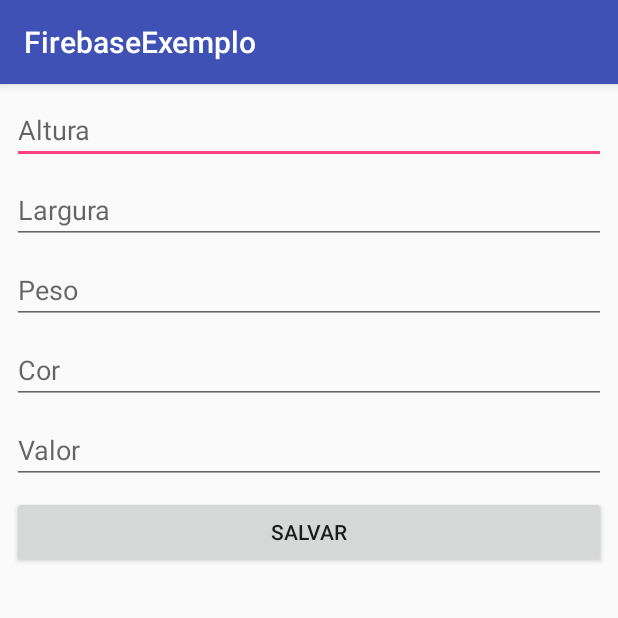
After one commit to muriloportugal/FirebaseExemplo, an Android app: the AddProduto screen opened directly, with no data from a screen before it, on a phone screen of 412 x 824 dp, the top half of it. The commit adds this screen. Run offline under Robolectric (Android 15) with nearby library versions, the phone set to English and light mode, and no system bars; our stand-ins replace Firebase (no records; nobody signed in at launch, a user with empty details on screens opened directly).

Commit message:
Cadastro de novos produtos.

```diff
--- /dev/null
+++ b/app/src/main/java/com/example/muriloportugal/firebaseexemplo/activity/AddProduto.java
@@ -0,0 +1,83 @@
+package com.example.muriloportugal.firebaseexemplo.activity;
+
+import android.support.v7.app.AppCompatActivity;
+import android.os.Bundle;
+import android.view.View;
+import android.widget.Button;
+import android.widget.EditText;
+import android.widget.Toast;
+
+import com.example.muriloportugal.firebaseexemplo.R;
+import com.example.muriloportugal.firebaseexemplo.dao.ConfiguracaoFirebase;
+import com.example.muriloportugal.firebaseexemplo.entidades.Produtos;
+import com.google.firebase.database.DatabaseReference;
+
+public class AddProduto extends AppCompatActivity {
+
+    private EditText edtAlturaAdd;
+    private EditText edtLarguraAdd;
+    private EditText edtPesoAdd;
+    private EditText edtCorAdd;
+    private EditText edtValorAdd;
+    private Button btnSalvar;
+    private DatabaseReference firebase;
+
+    @Override
+    protected void onCreate(Bundle savedInstanceState) {
+        super.onCreate(savedInstanceState);
+        setContentView(R.layout.activity_add_produto);
+
+        edtAlturaAdd = findViewById(R.id.edtAlturaAdd);
+        edtLarguraAdd = findViewById(R.id.edtLarguraAdd);
+        edtPesoAdd = findViewById(R.id.edtPesoAdd);
+        edtCorAdd = findViewById(R.id.edtCorAdd);
+        edtValorAdd = findViewById(R.id.edtValorAdd);
+        btnSalvar = findViewById(R.id.btnSalvar);
+
+        btnSalvar.setOnClickListener(new View.OnClickListener() {
+            @Override
+            public void onClick(View v) {
+
+                if (verificaPreenchimento()){
+                    Produtos produtos = new Produtos();
+                    produtos.setAltura(edtAlturaAdd.getText().toString());
+                    produtos.setLargura(edtLarguraAdd.getText().toString());
+                    produtos.setPeso(edtPesoAdd.getText().toString());
+                    produtos.setCor(edtCorAdd.getText().toString());
+                    produtos.setValor(Double.valueOf(edtValorAdd.getText().toString()));
+
+                    salvarProdutos(produtos);
+                }else{
+                    Toast.makeText(AddProduto.this,"Preencher todos os campos.",Toast.LENGTH_SHORT);
+                }
+
+            }
+        });
+
+
+    }
+
+    private boolean verificaPreenchimento() {
+        if (!edtAlturaAdd.getText().toString().equals("") &&
+            !edtLarguraAdd.getText().toString().equals("") &&
+            !edtPesoAdd.getText().toString().equals("") &&
+            !edtCorAdd.getText().toString().equals("") &&
+            !edtValorAdd.getText().toString().equals("")){
+            return true;
+        }
+        return false;
+    }
+
+    private boolean salvarProdutos(Produtos produtos) {
+        try{
+            firebase = ConfiguracaoFirebase.getReferenciaFirebase().child("Produtos");
+            firebase.child(produtos.getFiltro()).setValue(produtos);
+            Toast.makeText(AddProduto.this,"Produto salvo com sucesso!",Toast.LENGTH_SHORT).show();
+            return true;
+        }catch (Exception e){
+            e.printStackTrace();
+            Toast.makeText(AddProduto.this,"Erro ao salvar produto.",Toast.LENGTH_SHORT).show();
+            return false;
+        }
+    }
+}
--- /dev/null
+++ b/app/src/main/res/layout/activity_add_produto.xml
@@ -0,0 +1,59 @@
+<?xml version="1.0" encoding="utf-8"?>
+<android.support.v7.widget.LinearLayoutCompat xmlns:android="http://schemas.android.com/apk/res/android"
+    xmlns:tools="http://schemas.android.com/tools"
+    android:layout_width="match_parent"
+    android:layout_height="match_parent"
+    tools:context=".activity.AddProduto"
+    android:orientation="vertical">
+
+    <EditText
+        android:id="@+id/edtAlturaAdd"
+        android:layout_width="match_parent"
+        android:layout_height="wrap_content"
+        android:layout_marginTop="8dp"
+        android:layout_marginLeft="8dp"
+        android:layout_marginRight="8dp"
+        android:hint="@string/tvAltura"/>
+    <EditText
+        android:id="@+id/edtLarguraAdd"
+        android:layout_width="match_parent"
+        android:layout_height="wrap_content"
+        android:layout_marginTop="8dp"
+        android:layout_marginLeft="8dp"
+        android:layout_marginRight="8dp"
+        android:hint="@string/tvLargura"/>
+    <EditText
+        android:id="@+id/edtPesoAdd"
+        android:layout_width="match_parent"
+        android:layout_height="wrap_content"
+        android:layout_marginTop="8dp"
+        android:layout_marginLeft="8dp"
+        android:layout_marginRight="8dp"
+        android:hint="@string/tvPeso"/>
+    <EditText
+        android:id="@+id/edtCorAdd"
+        android:layout_width="match_parent"
+        android:layout_height="wrap_content"
+        android:layout_marginTop="8dp"
+        android:layout_marginLeft="8dp"
+        android:layout_marginRight="8dp"
+        android:hint="@string/tvCor"/>
+    <EditText
+        android:id="@+id/edtValorAdd"
+        android:layout_width="match_parent"
+        android:layout_height="wrap_content"
+        android:layout_marginTop="8dp"
+        android:layout_marginLeft="8dp"
+        android:layout_marginRight="8dp"
+        android:inputType="numberDecimal"
+        android:hint="@string/tvValor"/>
+    <Button
+        android:id="@+id/btnSalvar"
+        android:layout_width="match_parent"
+        android:layout_height="wrap_content"
+        android:layout_marginTop="8dp"
+        android:layout_marginLeft="8dp"
+        android:layout_marginRight="8dp"
+        android:text="@string/btnSalvar"/>
+
+</android.support.v7.widget.LinearLayoutCompat>
--- a/app/src/main/res/values/strings.xml
+++ b/app/src/main/res/values/strings.xml
@@ -9,4 +9,11 @@
     <string name="tvCor">Cor</string>
     <string name="btnBuscaValor">Busca Valor</string>
     <string name="filter_title_principal">Intent Filter</string>
+    <string name="menu_add">Adicionar</string>
+    <string name="menu_editar">Editar</string>
+    <string name="menu_sair">Sair</string>
+    <string name="tvFiltroList">Filtro</string>
+    <string name="tvValorList">Valor</string>
+    <string name="tvValor">Valor</string>
+    <string name="btnSalvar">Salvar</string>
 </resources>
```
Also changed, not shown: app/src/main/AndroidManifest.xml (+9 -4 lines), app/src/main/java/com/example/muriloportugal/firebaseexemplo/activity/ListaProdutos.java (added, +97 -0 lines), app/src/main/java/com/example/muriloportugal/firebaseexemplo/activity/Principal.java (+168 -0 lines), app/src/main/java/com/example/muriloportugal/firebaseexemplo/adapter/ProdutosAdapter.java (added, +48 -0 lines), app/src/main/java/com/example/muriloportugal/firebaseexemplo/entidades/Produtos.java (added, +78 -0 lines), app/src/main/res/layout/activity_lista_produtos.xml (added, +14 -0 lines), app/src/main/res/layout/lista_produtos.xml (added, +23 -0 lines), app/src/main/res/menu/menu_principal.xml (added, +12 -0 lines).
